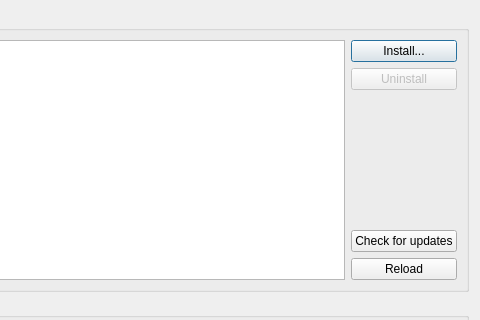
Old version of the form Qitom/ui/dialogPipManager.ui in the repository itom-project/itom; both pictures show x 319 to 799 and y 0 to 320 of the 799 by 650 pixel window.
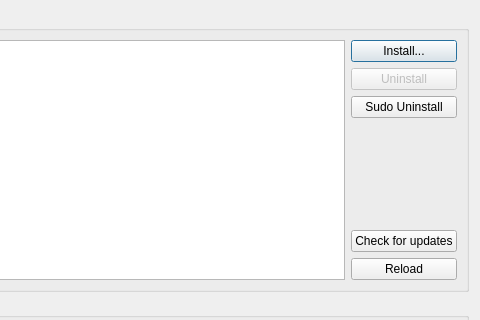
New version of the form. Custom widgets are drawn as their Qt base class.

Commit message: pip manager: install and uninstall can be run as sudo user

```diff
--- a/Qitom/ui/dialogPipManager.ui
+++ b/Qitom/ui/dialogPipManager.ui
@@ -46,6 +46,13 @@
           </property>
          </widget>
         </item>
+        <item>
+         <widget class="QPushButton" name="btnSudoUninstall">
+          <property name="text">
+           <string>Sudo Uninstall</string>
+          </property>
+         </widget>
+        </item>
         <item>
          <spacer name="verticalSpacer">
           <property name="orientation">
```
The commit also changes 7 other files.
